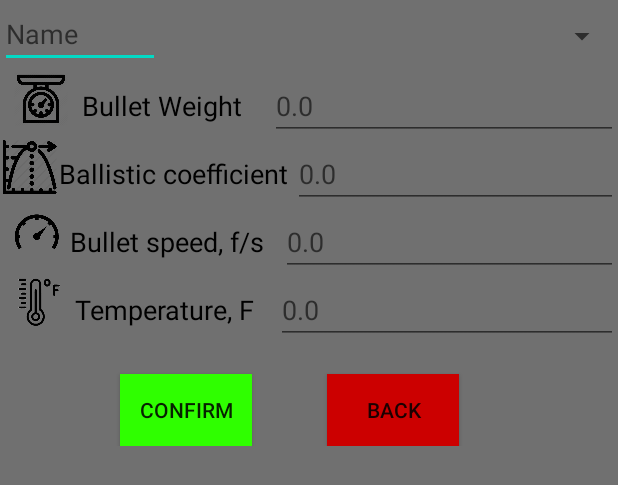
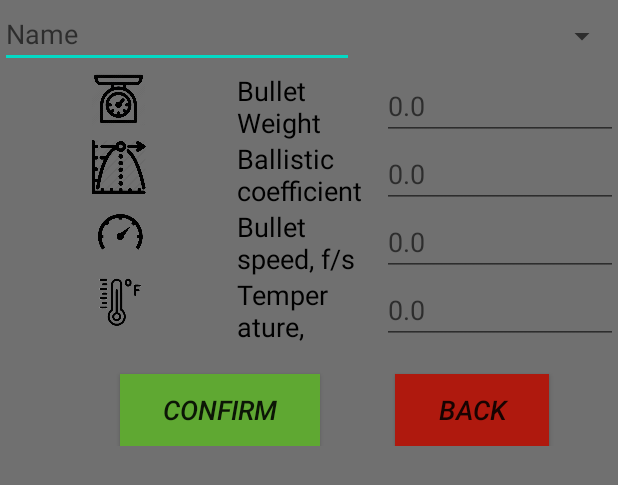
Before and after one commit to OrdernThule/BalisticCalculatorV2, an Android app: the layout cartridge_activity.xml on its own in the app's theme, with its tools: preview values and no code run, on a phone screen of 412 x 824 dp. Shown: the top 485 px of the screen. Run offline under Robolectric (Android 15) with nearby library versions, the phone set to English and light mode, and no system bars.

Commit message:
Trimming Image

```diff
--- a/app/src/main/res/layout/cartridge_activity.xml
+++ b/app/src/main/res/layout/cartridge_activity.xml
@@ -9,10 +9,17 @@
     android:orientation="vertical">
 
     <LinearLayout
-        android:id="@+id/FirstNameCart"
         android:layout_width="match_parent"
-        android:layout_height="wrap_content"
-        android:orientation="horizontal">
+        android:layout_height="match_parent"
+        android:orientation="vertical">
+
+        <TableLayout
+            android:layout_width="match_parent"
+            android:layout_height="match_parent">
+
+            <TableRow
+                android:layout_width="match_parent"
+                android:layout_height="match_parent" >
 
                 <EditText
                     android:id="@+id/editTextName"
@@ -28,13 +35,11 @@
                     android:layout_width="match_parent"
                     android:layout_height="48dp"
                     android:layout_weight="1" />
-    </LinearLayout>
+            </TableRow>
 
-    <LinearLayout
-        android:id="@+id/SecondBulletWeight"
+            <TableRow
                 android:layout_width="match_parent"
-        android:layout_height="wrap_content"
-        android:orientation="horizontal">
+                android:layout_height="match_parent" >
 
                 <ImageView
                     android:id="@+id/imageBulletWeight"
@@ -46,11 +51,11 @@
                 <TextView
                     android:id="@+id/textBulletWeight"
                     android:layout_width="wrap_content"
-            android:layout_height="wrap_content"
+                    android:layout_height="match_parent"
                     android:layout_weight="1"
+                    android:text="@string/bullet_weight"
                     android:textColor="@android:color/background_dark"
-            android:textSize="18sp"
-            tools:text="@string/bullet_weight" />
+                    android:textSize="18sp" />
 
                 <EditText
                     android:id="@+id/editTextBulletWeight"
@@ -60,13 +65,11 @@
                     android:ems="10"
                     android:hint="@string/standart"
                     android:inputType="number" />
-    </LinearLayout>
+            </TableRow>
 
-    <LinearLayout
-        android:id="@+id/ThreeBallisticCoef"
+            <TableRow
                 android:layout_width="match_parent"
-        android:layout_height="wrap_content"
-        android:orientation="horizontal">
+                android:layout_height="match_parent" >
 
                 <ImageView
                     android:id="@+id/imageBallisticCoef"
@@ -78,11 +81,11 @@
                 <TextView
                     android:id="@+id/textBallisticCoef"
                     android:layout_width="wrap_content"
-            android:layout_height="wrap_content"
+                    android:layout_height="match_parent"
                     android:layout_weight="1"
+                    android:text="@string/ballistic_coefficient"
                     android:textColor="@android:color/background_dark"
-            android:textSize="18sp"
-            tools:text="@string/ballistic_coefficient" />
+                    android:textSize="18sp" />
 
                 <EditText
                     android:id="@+id/editTextBallisticCoef"
@@ -92,13 +95,11 @@
                     android:ems="10"
                     android:hint="@string/standart"
                     android:inputType="number" />
-    </LinearLayout>
+            </TableRow>
 
-    <LinearLayout
-        android:id="@+id/FourBulletSpeed"
+            <TableRow
                 android:layout_width="match_parent"
-        android:layout_height="wrap_content"
-        android:orientation="horizontal">
+                android:layout_height="match_parent">
 
                 <ImageView
                     android:id="@+id/imageBulletSpeed"
@@ -110,11 +111,11 @@
                 <TextView
                     android:id="@+id/textBulletSpeed"
                     android:layout_width="wrap_content"
-            android:layout_height="wrap_content"
+                    android:layout_height="match_parent"
                     android:layout_weight="1"
+                    android:text="@string/bullet_speed_f_s"
                     android:textColor="@android:color/background_dark"
-            android:textSize="18sp"
-            tools:text="@string/bullet_speed_f_s" />
+                    android:textSize="18sp" />
 
                 <EditText
                     android:id="@+id/editTextNumber5"
@@ -124,13 +125,12 @@
                     android:ems="10"
                     android:hint="@string/standart"
                     android:inputType="number" />
-    </LinearLayout>
 
-    <LinearLayout
-        android:id="@+id/FiveTemperature"
+            </TableRow>
+
+            <TableRow
                 android:layout_width="match_parent"
-        android:layout_height="wrap_content"
-        android:orientation="horizontal">
+                android:layout_height="match_parent">
 
                 <ImageView
                     android:id="@+id/imageTemp"
@@ -142,11 +142,11 @@
                 <TextView
                     android:id="@+id/textTemp"
                     android:layout_width="wrap_content"
-            android:layout_height="wrap_content"
+                    android:layout_height="match_parent"
                     android:layout_weight="1"
+                    android:text="@string/temperature_f1"
                     android:textColor="@android:color/background_dark"
-            android:textSize="18sp"
-            tools:text="@string/temperature_f1" />
+                    android:textSize="18sp" />
 
                 <EditText
                     android:id="@+id/editTextNumber6"
@@ -156,12 +156,8 @@
                     android:ems="10"
                     android:hint="@string/standart"
                     android:inputType="number" />
-    </LinearLayout>
 
-    <TableLayout
-        android:id="@+id/SixButton"
-        android:layout_width="match_parent"
-        android:layout_height="wrap_content">
+            </TableRow>
 
             <TableRow
                 android:id="@+id/Buttons"
@@ -174,8 +170,10 @@
                     android:layout_height="wrap_content"
                     android:layout_marginLeft="80dp"
                     android:layout_marginTop="20dp"
-                android:background="@color/Green"
-                tools:text="@string/confirm1" />
+                    android:background="#5FA832"
+                    android:text="@string/confirm1"
+                    android:textSize="18sp"
+                    android:textStyle="italic" />
 
                 <Button
                     android:id="@+id/buttonBack"
@@ -183,9 +181,13 @@
                     android:layout_height="wrap_content"
                     android:layout_marginLeft="50dp"
                     android:layout_marginTop="20dp"
-                android:background="@android:color/holo_red_dark"
+                    android:background="@color/greyred"
+                    android:textSize="18sp"
+                    android:textStyle="italic"
                     tools:text="@string/back1" />
             </TableRow>
 
         </TableLayout>
     </LinearLayout>
+
+</LinearLayout>
--- a/app/src/main/res/values/colors.xml
+++ b/app/src/main/res/values/colors.xml
@@ -6,4 +6,5 @@
     <color name="grey">#707070</color>
     <color name="darkgrey">#535353</color>
     <color name="Green">#2FFF00</color>
+    <color name="greyred">#AF190E</color>
 </resources>
```
Also changed, not shown: app/src/main/res/layout/additionalinfo_activity.xml (+32 -27 lines), app/src/main/res/layout/atmosphere_activity.xml (+12 -8 lines). Lines whose indentation alone changed are shown as unchanged.
